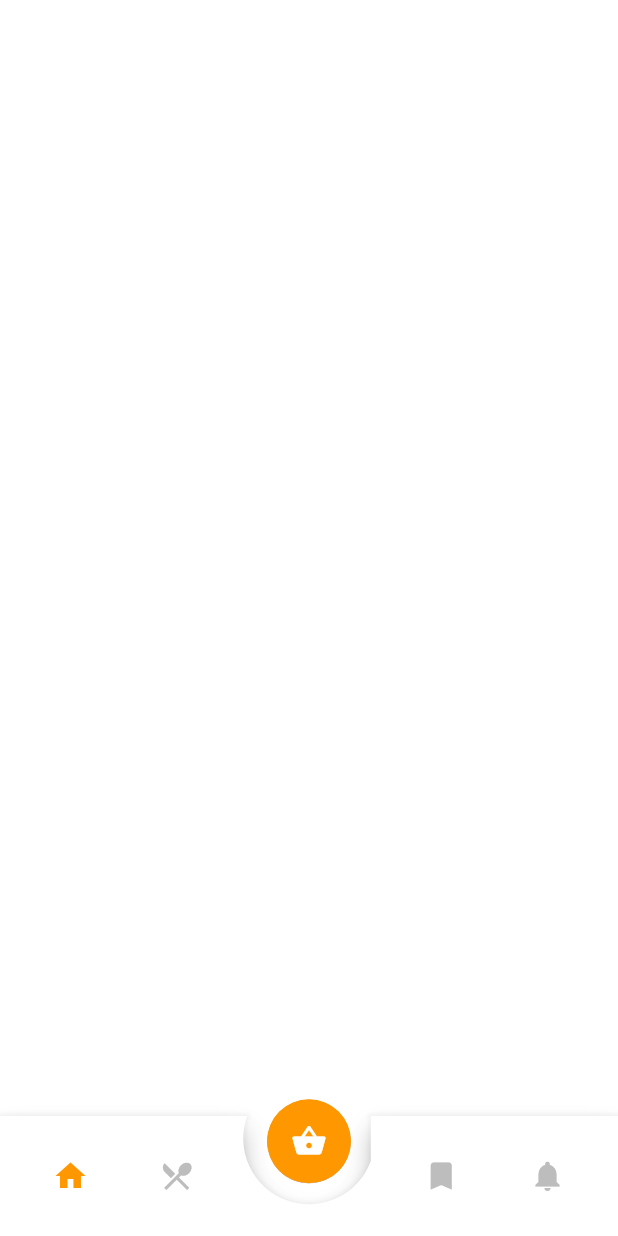
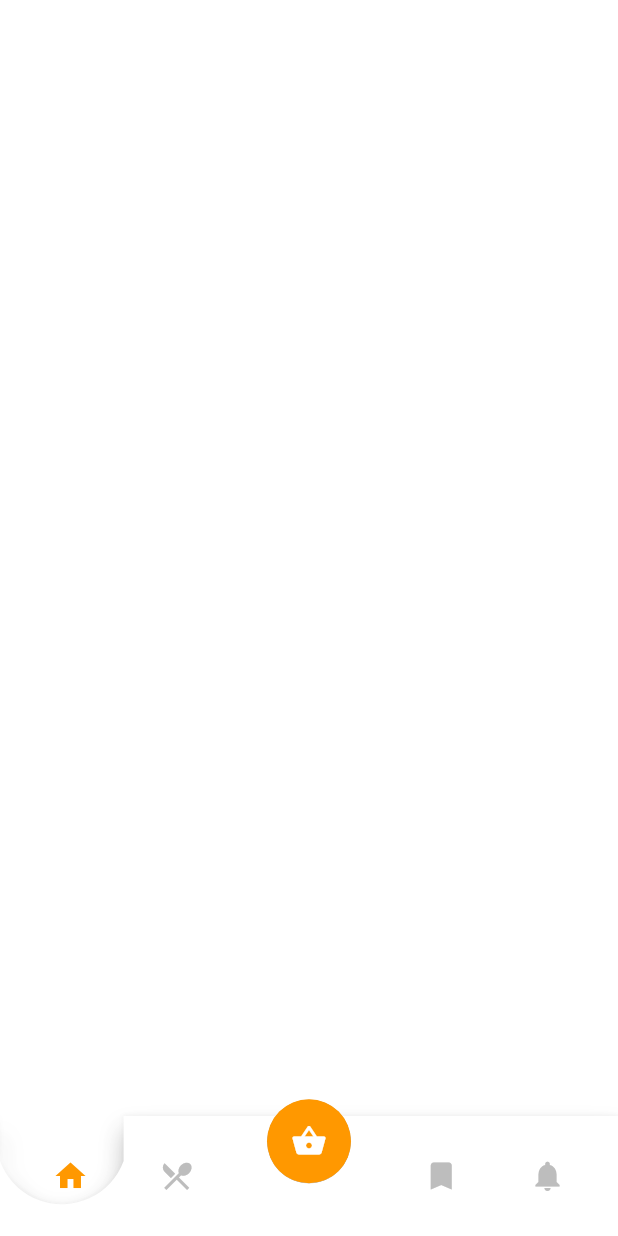
Before and after one commit to hamza-vd/objective_2, a Flutter app: the screen it shows after launch, after a tap on the "home" icon, on a phone screen of 412 x 824 dp. Run offline on Flutter 3.47's test engine with Material 2 defaults, Android fonts, the phone set to English and light mode, and no system bars.

```diff
--- a/lib/main.dart
+++ b/lib/main.dart
@@ -23,13 +23,44 @@ class BottomBar extends StatefulWidget {
   _BottomBarState createState() => _BottomBarState();
 }
 
-class _BottomBarState extends State<BottomBar> {
-  int currentIndex = 0;
+class _BottomBarState extends State<BottomBar>
+    with SingleTickerProviderStateMixin {
+  double currentIndex = 0;
+  late AnimationController _animationController;
 
-  setBottomBarIndex(index) {
+  setBottomBarIndex(double index) {
     setState(() {
-      currentIndex = index;
+      _animationController.animateTo(index,
+          duration: Duration(milliseconds: 350), curve: Curves.easeOut);
+      print("setBottomBarIndex: $index");
     });
+  }
+
+  @override
+  void initState() {
+    super.initState();
+    _animationController = AnimationController(
+        duration: Duration(milliseconds: 350),
+        value: currentIndex,
+        lowerBound: 0,
+        upperBound: 4,
+        vsync: this);
+    _animationController.addListener(() {
+      setState(() {
+        currentIndex = _animationController.value;
+        print("_animationController: $currentIndex");
+      });
+    });
+    _animationController.addStatusListener((status) {
+      if (status == AnimationStatus.completed)
+        print("_animationController: completed");
+    });
+  }
+
+  @override
+  void dispose() {
+    _animationController.dispose();
+    super.dispose();
   }
 
   @override
@@ -50,7 +81,7 @@ class _BottomBarState extends State<BottomBar> {
                 children: [
                   CustomPaint(
                     size: Size(size.width, 80),
-                    painter: MyCustomPainter(),
+                    painter: MyCustomPainter(currentIndex),
                   ),
                   Center(
                     heightFactor: 0.6,
@@ -69,7 +100,7 @@ class _BottomBarState extends State<BottomBar> {
                         IconButton(
                           icon: Icon(
                             Icons.home,
-                            color: currentIndex == 0
+                            color: currentIndex.toInt() == 0
                                 ? Colors.orange
                                 : Colors.grey.shade400,
                           ),
@@ -81,7 +112,7 @@ class _BottomBarState extends State<BottomBar> {
                         IconButton(
                             icon: Icon(
                               Icons.restaurant_menu,
-                              color: currentIndex == 1
+                              color: currentIndex.toInt() == 1
                                   ? Colors.orange
                                   : Colors.grey.shade400,
                             ),
@@ -94,7 +125,7 @@ class _BottomBarState extends State<BottomBar> {
                         IconButton(
                             icon: Icon(
                               Icons.bookmark,
-                              color: currentIndex == 2
+                              color: currentIndex.toInt() == 2
                                   ? Colors.orange
                                   : Colors.grey.shade400,
                             ),
@@ -104,7 +135,7 @@ class _BottomBarState extends State<BottomBar> {
                         IconButton(
                             icon: Icon(
                               Icons.notifications,
-                              color: currentIndex == 3
+                              color: currentIndex.toInt() == 3
                                   ? Colors.orange
                                   : Colors.grey.shade400,
                             ),
@@ -125,6 +156,10 @@ class _BottomBarState extends State<BottomBar> {
 }
 
 class MyCustomPainter extends CustomPainter {
+  double index = 0;
+
+  MyCustomPainter(this.index);
+
   @override
   void paint(Canvas canvas, Size size) {
     Paint paint = new Paint()
@@ -133,15 +168,13 @@ class MyCustomPainter extends CustomPainter {
 
     Path path = Path();
     path.moveTo(0, 0); // Start
-    path.lineTo(size.width * 0.20, 0);
-    path.lineTo(size.width * 0.40, 0);
-    path.arcToPoint(Offset(size.width * 0.60, 30), radius: Radius.circular(10.0), clockwise: false);
-    path.lineTo(size.width * 0.60, 0);
-    path.lineTo(size.width * 0.80, 0);
+    path.lineTo(size.width * (index * 0.2), 0);
+    path.arcToPoint(Offset(size.width * ((index * 0.2) + 0.2), 30),
+        radius: Radius.circular(10.0), clockwise: false);
+    path.lineTo(size.width * ((index * 0.2) + 0.2), 0);
     path.lineTo(size.width, 0);
     path.lineTo(size.width, size.height);
     path.lineTo(0, size.height);
-    path.lineTo(0, 20);
     canvas.drawShadow(path, Colors.black, 5, true);
     canvas.drawPath(path, paint);
   }
```
